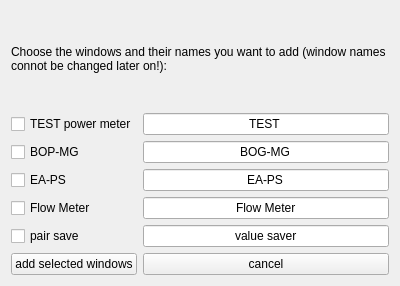
Before: the Qt Designer form windowadderwindow.ui in bchjoerni/mlab, drawn with Qt 5.
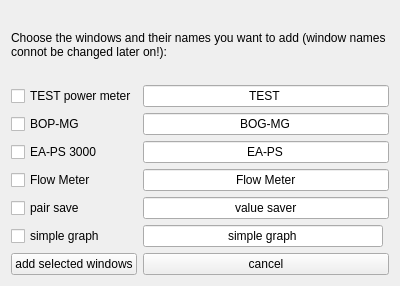
After: the same form once the commit is applied.

Commit message: bop-mg (kepco) and simple graph added

```diff
--- a/windowadderwindow.ui
+++ b/windowadderwindow.ui
@@ -17,7 +17,7 @@
    <item row="5" column="0">
     <widget class="QCheckBox" name="chb_eaps">
      <property name="text">
-      <string>EA-PS</string>
+      <string>EA-PS 3000</string>
      </property>
     </widget>
    </item>
@@ -123,6 +123,23 @@
      </property>
     </widget>
    </item>
+   <item row="9" column="0">
+    <widget class="QCheckBox" name="chb_simpleGraph">
+     <property name="text">
+      <string>simple graph</string>
+     </property>
+    </widget>
+   </item>
+   <item row="9" column="1">
+    <widget class="QLineEdit" name="txt_simpleGraph">
+     <property name="text">
+      <string>simple graph</string>
+     </property>
+     <property name="alignment">
+      <set>Qt::AlignCenter</set>
+     </property>
+    </widget>
+   </item>
   </layout>
  </widget>
  <resources/>
```
The commit also changes 24 other files.
